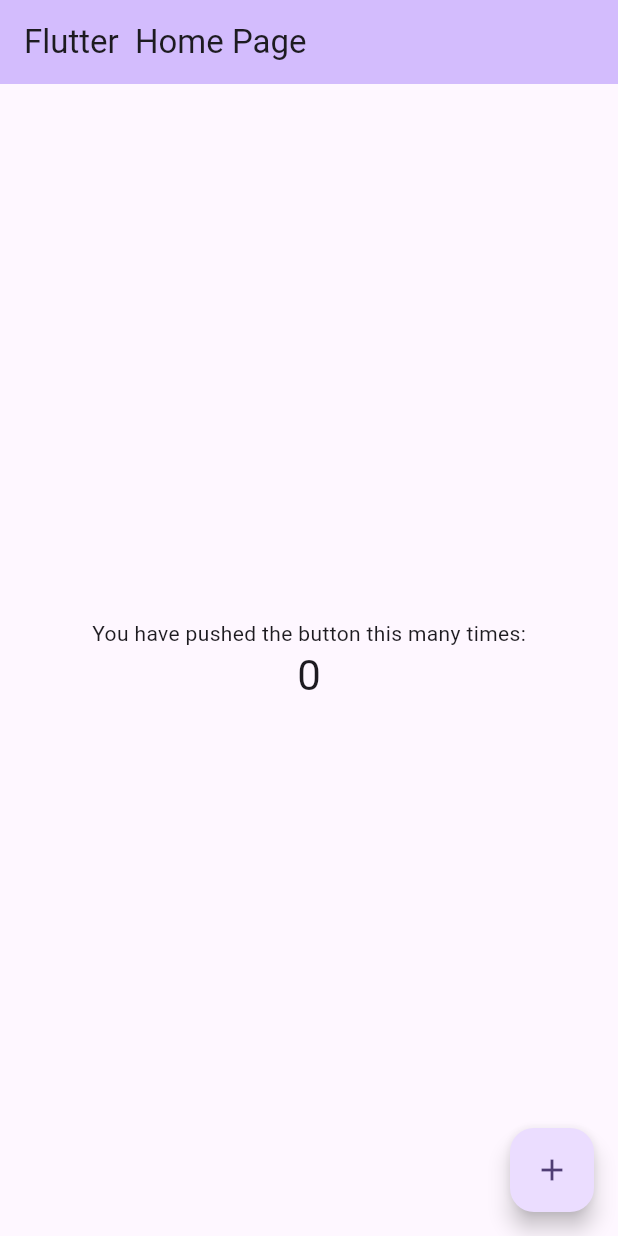
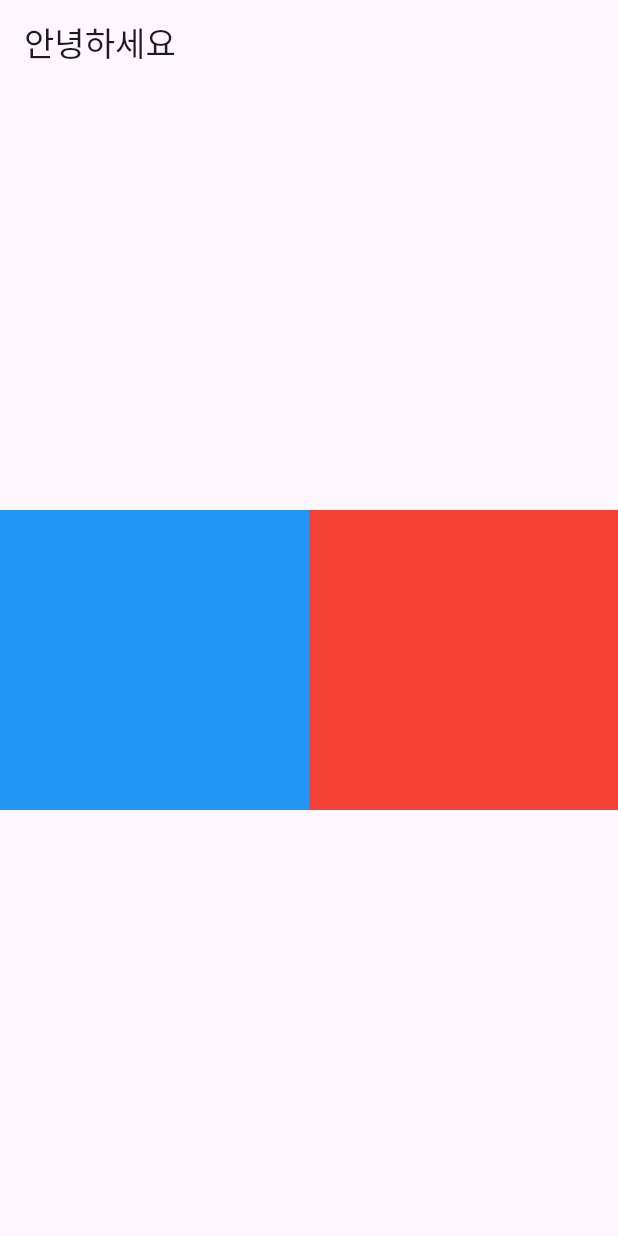
Before and after one commit to minidh/flatter, a Flutter app: the screen it shows after launch, on a phone screen of 412 x 824 dp. Run offline on Flutter 3.47's test engine with Material 3 defaults, Android fonts, the phone set to English and light mode, and no system bars.

Commit message:
그리드 코드 추가

```diff
--- a/lib/main.dart
+++ b/lib/main.dart
@@ -13,110 +13,49 @@ class MyApp extends StatelessWidget {
     return MaterialApp(
       title: 'Flutter Demo',
       theme: ThemeData(
-        // This is the theme of your application.
-        //
-        // TRY THIS: Try running your application with "flutter run". You'll see
-        // the application has a purple toolbar. Then, without quitting the app,
-        // try changing the seedColor in the colorScheme below to Colors.green
-        // and then invoke "hot reload" (save your changes or press the "hot
-        // reload" button in a Flutter-supported IDE, or press "r" if you used
-        // the command line to start the app).
-        //
-        // Notice that the counter didn't reset back to zero; the application
-        // state is not lost during the reload. To reset the state, use hot
-        // restart instead.
-        //
-        // This works for code too, not just values: Most code changes can be
-        // tested with just a hot reload.
         colorScheme: ColorScheme.fromSeed(seedColor: Colors.deepPurple),
       ),
-      home: const MyHomePage(title: 'Flutter  Home Page'),
+      home: const myhomepage(),
     );
   }
 }
-
-class MyHomePage extends StatefulWidget {
-  const MyHomePage({super.key, required this.title});
-
-  // This widget is the home page of your application. It is stateful, meaning
-  // that it has a State object (defined below) that contains fields that affect
-  // how it looks.
-
-  // This class is the configuration for the state. It holds the values (in this
-  // case the title) provided by the parent (in this case the App widget) and
-  // used by the build method of the State. Fields in a Widget subclass are
-  // always marked "final".
-
-  final String title;
+class myhomepage extends StatefulWidget {
+  const myhomepage({super.key});
 
   @override
-  State<MyHomePage> createState() => _MyHomePageState();
+  State<myhomepage> createState() => _myhomepageState();
 }
 
-class _MyHomePageState extends State<MyHomePage> {
-  int _counter = 0;
-
-  void _incrementCounter() {
-    setState(() {
-      // This call to setState tells the Flutter framework that something has
-      // changed in this State, which causes it to rerun the build method below
-      // so that the display can reflect the updated values. If we changed
-      // _counter without calling setState(), then the build method would not be
-      // called again, and so nothing would appear to happen.
-      _counter++;
-    });
-  }
-
+class _myhomepageState extends State<myhomepage> {
   @override
   Widget build(BuildContext context) {
-    // This method is rerun every time setState is called, for instance as done
-    // by the _incrementCounter method above.
-    //
-    // The Flutter framework has been optimized to make rerunning build methods
-    // fast, so that you can just rebuild anything that needs updating rather
-    // than having to individually change instances of widgets.
     return Scaffold(
       appBar: AppBar(
-        // TRY THIS: Try changing the color here to a specific color (to
-        // Colors.amber, perhaps?) and trigger a hot reload to see the AppBar
-        // change color while the other colors stay the same.
-        backgroundColor: Theme.of(context).colorScheme.inversePrimary,
-        // Here we take the value from the MyHomePage object that was created by
-        // the App.build method, and use it to set our appbar title.
-        title: Text(widget.title),
+        title: const Text("안녕하세요")
       ),
-      body: Center(
-        // Center is a layout widget. It takes a single child and positions it
-        // in the middle of the parent.
-        child: Column(
-          // Column is also a layout widget. It takes a list of children and
-          // arranges them vertically. By default, it sizes itself to fit its
-          // children horizontally, and tries to be as tall as its parent.
-          //
-          // Column has various properties to control how it sizes itself and
-          // how it positions its children. Here we use mainAxisAlignment to
-          // center the children vertically; the main axis here is the vertical
-          // axis because Columns are vertical (the cross axis would be
-          // horizontal).
-          //
-          // TRY THIS: Invoke "debug painting" (choose the "Toggle Debug Paint"
-          // action in the IDE, or press "p" in the console), to see the
-          // wireframe for each widget.
-          mainAxisAlignment: MainAxisAlignment.center,
-          children: <Widget>[
-            const Text('You have pushed the button this many times:'),
-            Text(
-              '$_counter',
-              style: Theme.of(context).textTheme.headlineMedium,
-            ),
-          ],
-        ),
-      ),
-      floatingActionButton: FloatingActionButton(
-        onPressed: _incrementCounter,
-        tooltip: 'Increment',
-        child: const Icon(Icons.add),
-      ), // This trailing comma makes auto-formatting nicer for build methods.
+        body: Container(
+          alignment: Alignment.center,
+          child: Column(
+            mainAxisAlignment: MainAxisAlignment.center,
+            children: [
+              Row(
+                mainAxisAlignment: MainAxisAlignment.center,
+                children: [
+                  Container(
+                    width: MediaQuery.of(context).size.width / 2,
+                    height: 200,
+                    color: Colors.blue,
+                  ),
+                  Container(
+                    width: MediaQuery.of(context).size.width / 2,
+                    height: 200,
+                    color: Colors.red,
+                  )
+                ],
+              )
+            ],
+          ),
+        )
     );
   }
 }
```
